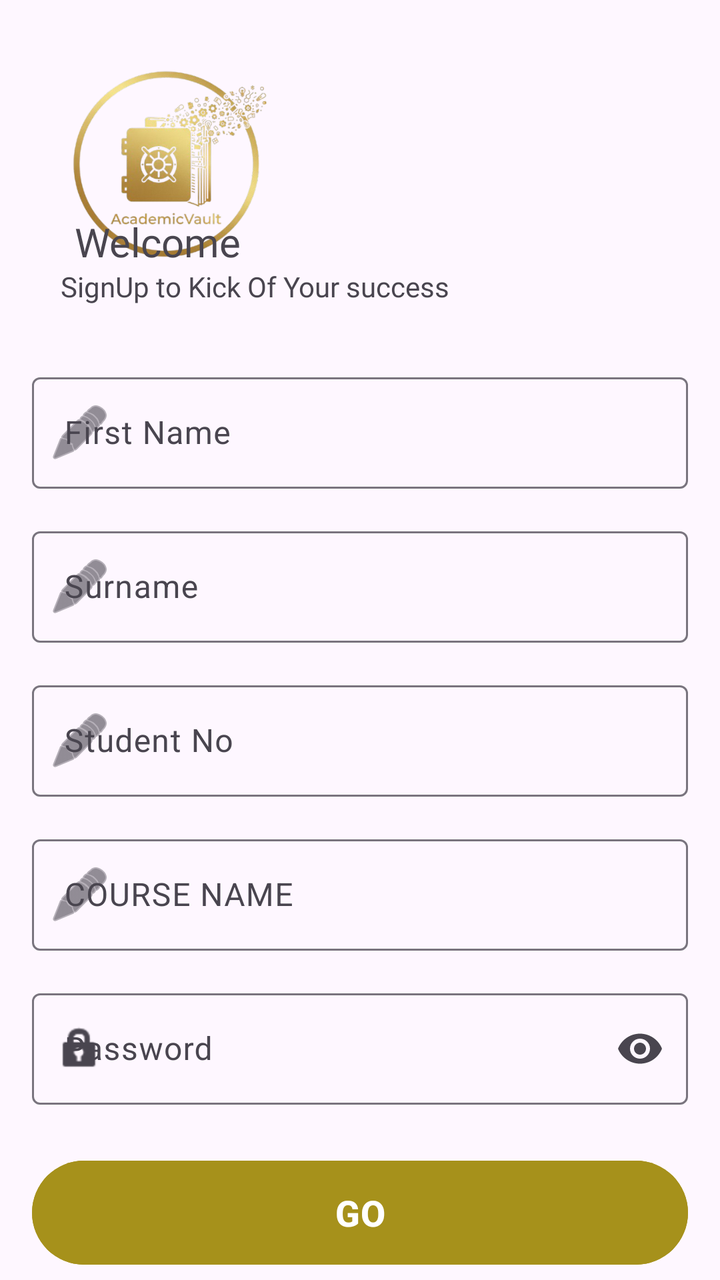
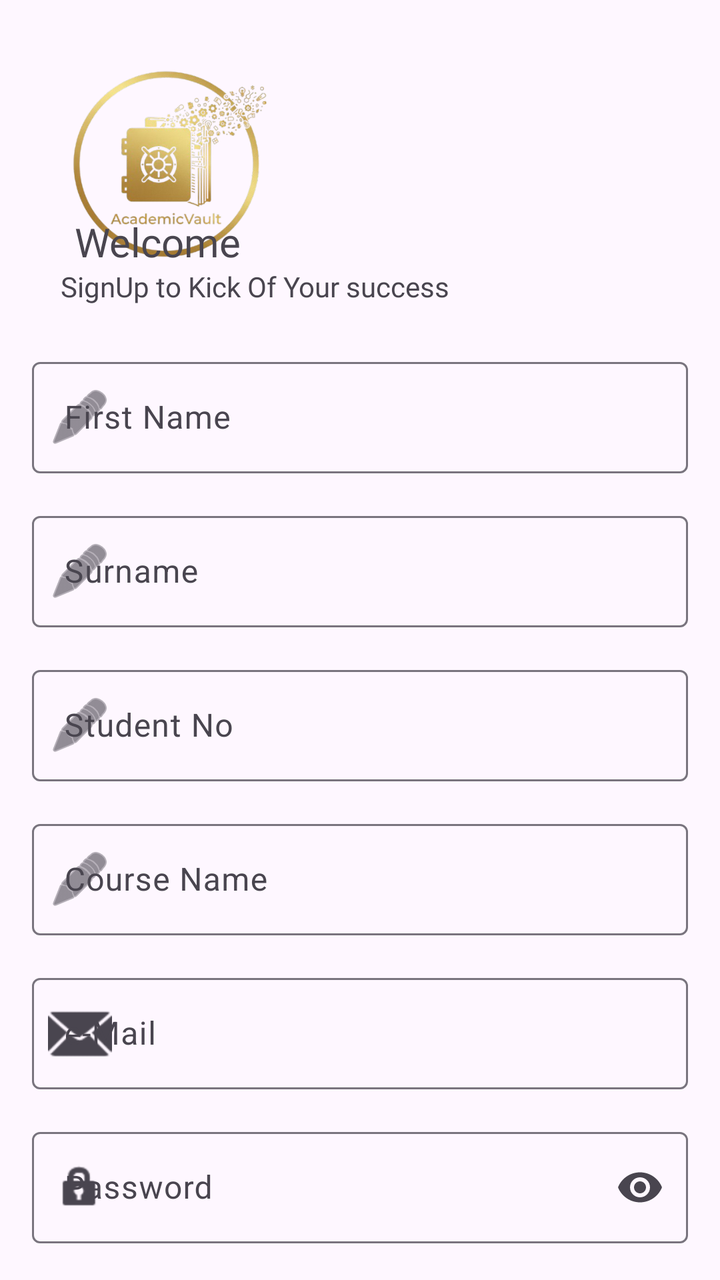

Compare the two renders of this Android layout. The source of the first and the diff that turns it into the second are given below.
<!-- AndroidManifest.xml: activity theme Theme.Academic_Vault -->
<!-- res/layout/activity_signup.xml -->
<?xml version="1.0" encoding="utf-8"?>
<androidx.constraintlayout.widget.ConstraintLayout xmlns:android="http://schemas.android.com/apk/res/android"
    xmlns:app="http://schemas.android.com/apk/res-auto"
    xmlns:tools="http://schemas.android.com/tools"
    android:id="@+id/main"
    android:layout_width="match_parent"
    android:layout_height="match_parent"
    tools:context=".SignupActivity">

    <ImageView
        android:id="@+id/imageView2"
        android:layout_width="140dp"
        android:layout_height="164dp"
        android:contentDescription="App Logo"
        app:layout_constraintBottom_toBottomOf="parent"
        app:layout_constraintEnd_toEndOf="parent"
        app:layout_constraintHorizontal_bias="0.059"
        app:layout_constraintStart_toStartOf="parent"
        app:layout_constraintTop_toTopOf="parent"
        app:layout_constraintVertical_bias="0.0"
        app:srcCompat="@drawable/_772088793974_removebg_preview" />

    <TextView
        android:id="@+id/textView2"
        android:layout_width="wrap_content"
        android:layout_height="wrap_content"
        android:fontFamily="@font/bungee"
        android:text="Welcome"
        android:textSize="20sp"
        app:layout_constraintBottom_toBottomOf="parent"
        app:layout_constraintEnd_toEndOf="parent"
        app:layout_constraintHorizontal_bias="0.135"
        app:layout_constraintStart_toStartOf="parent"
        app:layout_constraintTop_toTopOf="parent"
        app:layout_constraintVertical_bias="0.175" />

    <TextView
        android:id="@+id/textView3"
        android:layout_width="wrap_content"
        android:layout_height="wrap_content"
        android:fontFamily="@font/actor"
        android:text="SignUp to Kick Of Your success"
        app:layout_constraintBottom_toBottomOf="parent"
        app:layout_constraintEnd_toEndOf="parent"
        app:layout_constraintHorizontal_bias="0.183"
        app:layout_constraintStart_toStartOf="parent"
        app:layout_constraintTop_toTopOf="parent"
        app:layout_constraintVertical_bias="0.215" />


    <LinearLayout
        android:id="@+id/inputContainer"
        android:layout_width="0dp"
        android:layout_height="wrap_content"
        android:orientation="vertical"
        android:padding="16dp"
        app:layout_constraintBottom_toBottomOf="parent"
        app:layout_constraintEnd_toEndOf="parent"
        app:layout_constraintStart_toStartOf="parent"
        app:layout_constraintTop_toBottomOf="@+id/textView3"
        app:layout_constraintVertical_bias="0.1">

        <com.google.android.material.textfield.TextInputLayout
            android:id="@+id/firstNameInputLayout"
            style="@style/Widget.Material3.TextInputLayout.OutlinedBox"
            android:layout_width="match_parent"
            android:layout_height="wrap_content"
            android:layout_marginTop="16dp"
            android:hint="First Name"
            app:startIconDrawable="@android:drawable/ic_menu_edit">

            <com.google.android.material.textfield.TextInputEditText
                android:id="@+id/firstNameEditText"
                android:layout_width="match_parent"
                android:layout_height="wrap_content"
                android:inputType="textPersonName" />
        </com.google.android.material.textfield.TextInputLayout>

        <com.google.android.material.textfield.TextInputLayout
            android:id="@+id/surnameInputLayout"
            style="@style/Widget.Material3.TextInputLayout.OutlinedBox"
            android:layout_width="match_parent"
            android:layout_height="wrap_content"
            android:layout_marginTop="16dp"
            android:hint="Surname"
            app:startIconDrawable="@android:drawable/ic_menu_edit">

            <com.google.android.material.textfield.TextInputEditText
                android:id="@+id/surnameEditText"
                android:layout_width="match_parent"
                android:layout_height="wrap_content"
                android:inputType="textPersonName" />
        </com.google.android.material.textfield.TextInputLayout>

        <com.google.android.material.textfield.TextInputLayout
            android:id="@+id/studentNoInputLayout"
            style="@style/Widget.Material3.TextInputLayout.OutlinedBox"
            android:layout_width="match_parent"
            android:layout_height="wrap_content"
            android:layout_marginTop="16dp"
            android:hint="Student No"
            app:startIconDrawable="@android:drawable/ic_menu_edit">

            <com.google.android.material.textfield.TextInputEditText
                android:id="@+id/studentNoEditText"
                android:layout_width="match_parent"
                android:layout_height="wrap_content"
                android:inputType="number" />
        </com.google.android.material.textfield.TextInputLayout>

        <com.google.android.material.textfield.TextInputLayout
            android:id="@+id/CourseNameInputLayout"
            style="@style/Widget.Material3.TextInputLayout.OutlinedBox"
            android:layout_width="match_parent"
            android:layout_height="wrap_content"
            android:layout_marginTop="16dp"
            android:hint="COURSE NAME"
            app:startIconDrawable="@android:drawable/ic_menu_edit">

            <com.google.android.material.textfield.TextInputEditText
                android:id="@+id/CourseNameEditText"
                android:layout_width="match_parent"
                android:layout_height="wrap_content"
                android:inputType="textCapWords" />
        </com.google.android.material.textfield.TextInputLayout>

        <com.google.android.material.textfield.TextInputLayout
            android:id="@+id/password_input_layout"
            style="@style/Widget.Material3.TextInputLayout.OutlinedBox"
            android:layout_width="match_parent"
            android:layout_height="wrap_content"
            android:layout_marginTop="16dp"
            android:hint="Password"
            app:endIconMode="password_toggle"
            app:startIconDrawable="@android:drawable/ic_lock_idle_lock">

            <com.google.android.material.textfield.TextInputEditText
                android:id="@+id/password_edit_text"
                android:layout_width="match_parent"
                android:layout_height="wrap_content"
                android:inputType="textPassword" />
        </com.google.android.material.textfield.TextInputLayout>

        <Button
            android:id="@+id/sign_go_button"
            android:layout_width="match_parent"
            android:layout_height="60dp"
            android:layout_marginTop="24dp"
            android:backgroundTint="#A6911B"
            android:text="GO"
            android:textSize="18sp"
            android:textStyle="bold" />

    </LinearLayout>

</androidx.constraintlayout.widget.ConstraintLayout>
<!-- resources referenced by this layout -->
<resources>
  <!-- drawable _772088793974_removebg_preview: png bitmap (drawable, 139677 bytes) -->
  <style name="Theme.Academic_Vault" parent="Base.Theme.Academic_Vault" />
  <style name="Base.Theme.Academic_Vault" parent="Theme.Material3.DayNight.NoActionBar">
          
          
      </style>
</resources>

<!-- the commit's change to res/layout/activity_signup.xml (unified diff, before → after) -->
@@ -114,7 +114,7 @@
             android:layout_width="match_parent"
             android:layout_height="wrap_content"
             android:layout_marginTop="16dp"
-            android:hint="COURSE NAME"
+            android:hint="Course Name"
             app:startIconDrawable="@android:drawable/ic_menu_edit">
 
             <com.google.android.material.textfield.TextInputEditText
@@ -122,6 +122,22 @@
                 android:layout_width="match_parent"
                 android:layout_height="wrap_content"
                 android:inputType="textCapWords" />
+        </com.google.android.material.textfield.TextInputLayout>
+
+        <com.google.android.material.textfield.TextInputLayout
+            android:id="@+id/emailInputLayout"
+            style="@style/Widget.Material3.TextInputLayout.OutlinedBox"
+            android:layout_width="match_parent"
+            android:layout_height="wrap_content"
+            android:layout_marginTop="16dp"
+            android:hint="e-Mail"
+            app:startIconDrawable="@android:drawable/ic_dialog_email">
+
+            <com.google.android.material.textfield.TextInputEditText
+                android:id="@+id/emailEditText"
+                android:layout_width="match_parent"
+                android:layout_height="wrap_content"
+                android:inputType="textEmailAddress" />
         </com.google.android.material.textfield.TextInputLayout>
 
         <com.google.android.material.textfield.TextInputLayout
